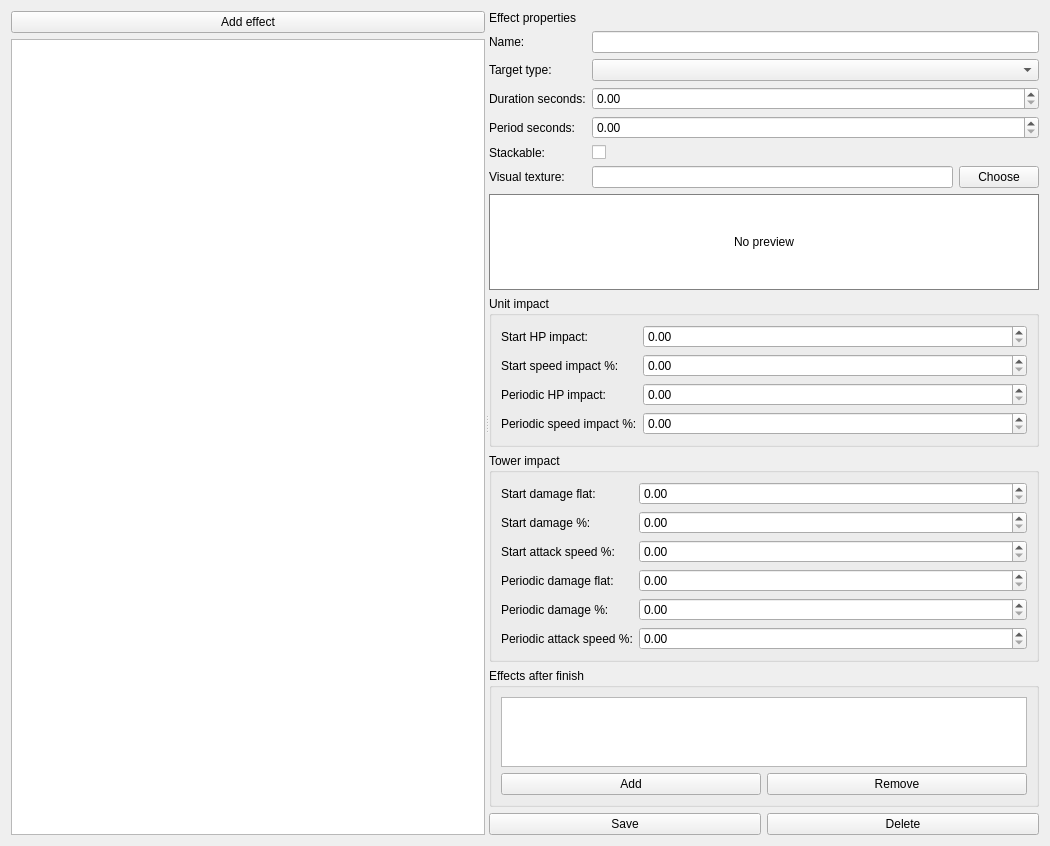
The window that editor/src/Editors/EffectEditor.ui (povidllo/Tower-Defence) describes before a commit, drawn with Qt 5.
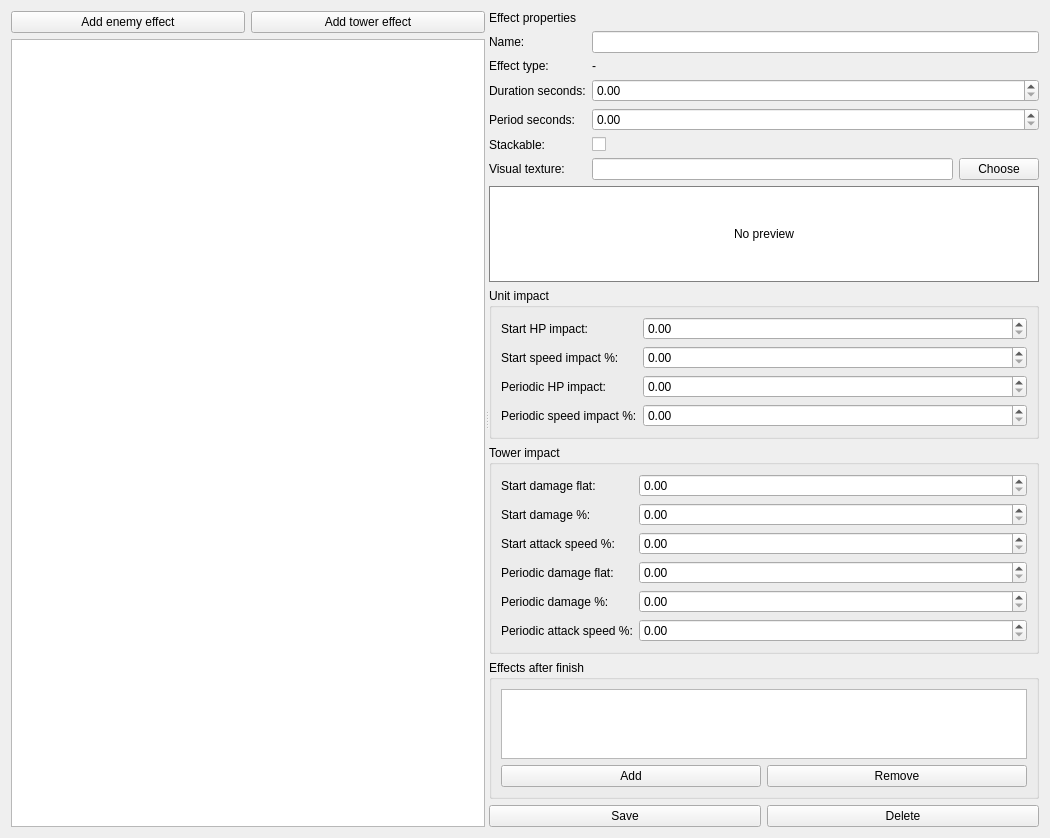
The same window after the commit.

The edit to the form file:
```diff
--- a/editor/src/Editors/EffectEditor.ui
+++ b/editor/src/Editors/EffectEditor.ui
@@ -19,11 +19,22 @@
      <widget class="QWidget" name="leftPanel">
       <layout class="QVBoxLayout" name="leftLayout">
        <item>
-        <widget class="QPushButton" name="addEffectButton">
+        <layout class="QHBoxLayout" name="addEffectLayout">
+         <item>
+          <widget class="QPushButton" name="addEnemyEffectButton">
          <property name="text">
-          <string>Add effect</string>
-         </property>
-        </widget>
+            <string>Add enemy effect</string>
+           </property>
+          </widget>
+         </item>
+         <item>
+          <widget class="QPushButton" name="addTowerEffectButton">
+           <property name="text">
+            <string>Add tower effect</string>
+           </property>
+          </widget>
+         </item>
+        </layout>
        </item>
        <item>
         <widget class="QListWidget" name="effectList"/>
@@ -54,12 +65,16 @@
          <item row="1" column="0">
           <widget class="QLabel" name="targetTypeLabel">
            <property name="text">
-            <string>Target type:</string>
+            <string>Effect type:</string>
            </property>
           </widget>
          </item>
          <item row="1" column="1">
-          <widget class="QComboBox" name="targetTypeCombo"/>
+          <widget class="QLabel" name="effectTypeValueLabel">
+           <property name="text">
+            <string>-</string>
+           </property>
+          </widget>
          </item>
          <item row="2" column="0">
           <widget class="QLabel" name="durationLabel">
```
Lines whose indentation alone changed are shown as unchanged.
